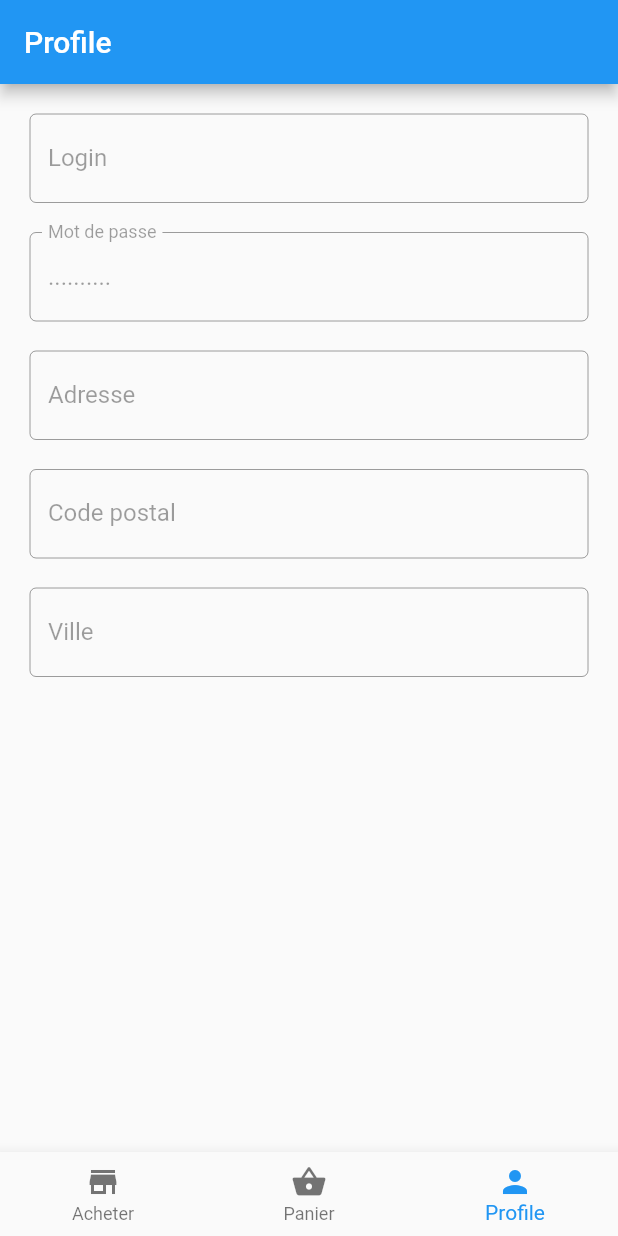
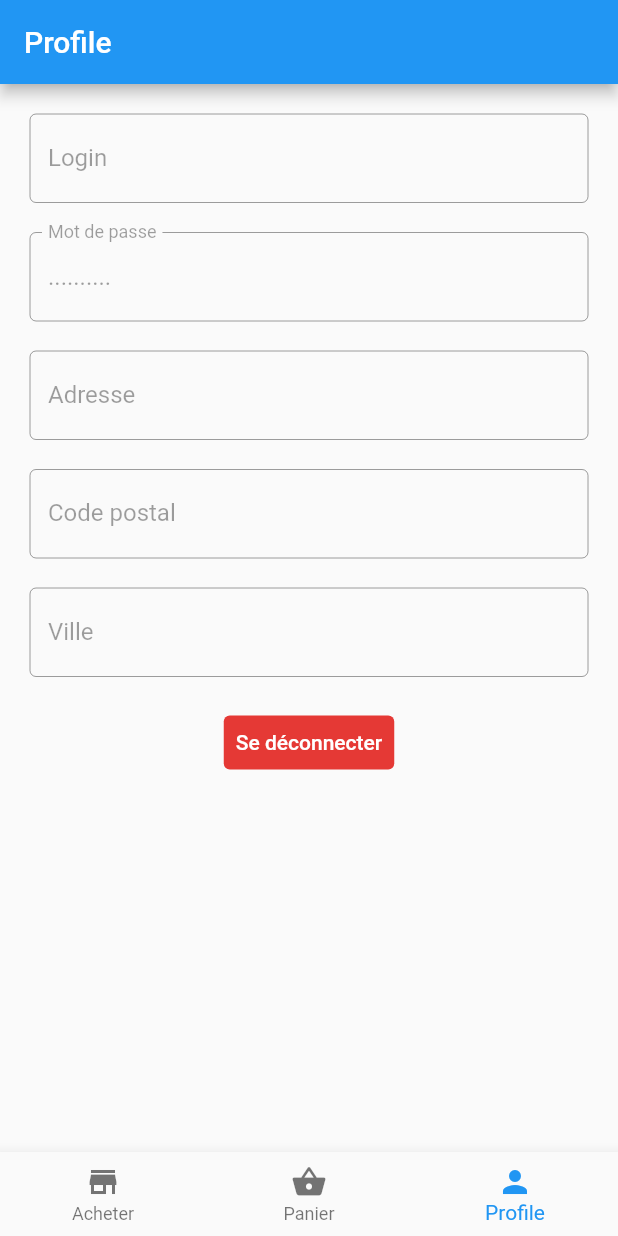
Before and after one commit to RethersMathieu/miaged, a Flutter app: the Profil screen opened by its route, on a phone screen of 412 x 824 dp. Run offline on Flutter 3.47's test engine with Material 2 defaults, Android fonts, the phone set to English and light mode, and no system bars; our stand-ins replace badges, cloud_firestore, firebase_auth, firebase_core, fluttertoast, go_router; accounts and stored records are empty.

Commit message:
Button deconnect

```diff
--- a/lib/firebase/auth.dart
+++ b/lib/firebase/auth.dart
@@ -3,7 +3,7 @@ import 'dart:async';
 import 'package:firebase_auth/firebase_auth.dart';
 import 'package:cloud_firestore/cloud_firestore.dart';
 
-import '../models/profile.dart';
+import '../models/profile_user.dart';
 
 
 class Auth {
--- a/lib/main.dart
+++ b/lib/main.dart
@@ -4,7 +4,7 @@ import 'package:flutter/material.dart';
 import 'package:firebase_core/firebase_core.dart';
 import 'firebase/auth.dart';
 import 'firebase_options.dart';
-import 'models/profile.dart';
+import 'models/profile_user.dart';
 import 'router.dart';
 
 Future<void> main() async {
--- a/lib/pages/profil.dart
+++ b/lib/pages/profil.dart
@@ -1,10 +1,12 @@
 import 'package:flutter/material.dart';
+import 'package:go_router/go_router.dart';
 import 'package:miaged/firebase/auth.dart';
 
 import '../models/text_field_miaged.dart';
 
 class Profil extends StatelessWidget {
   Profil({super.key});
+
   final textFields = [
     TextFieldMiaged(label: 'Login', disabled: true, value: Auth.profilUser?.login),
     TextFieldMiaged(label: 'Mot de passe', disabled: true, value: '.'*10),
@@ -22,6 +24,19 @@ class Profil extends StatelessWidget {
         child: Column(
           children: [
             ...textFields.map((e) => Container(margin: const EdgeInsets.only(bottom: 20), child: e.textFormField)).toList(),
+            TextButton(
+              onPressed: () async {
+                await Auth.signOut();
+                GoRouter.of(context).go('/login');
+              },
+              style: ButtonStyle(
+                backgroundColor: MaterialStateProperty.all(Colors.red[600])
+              ),
+              child: const Text(
+                "Se déconnecter",
+                style: TextStyle(color: Colors.white),
+              ),
+            )
           ],
         ),
       ),
```
Also changed, not shown: lib/models/profile_user.dart (renamed from lib/models/profile.dart).
